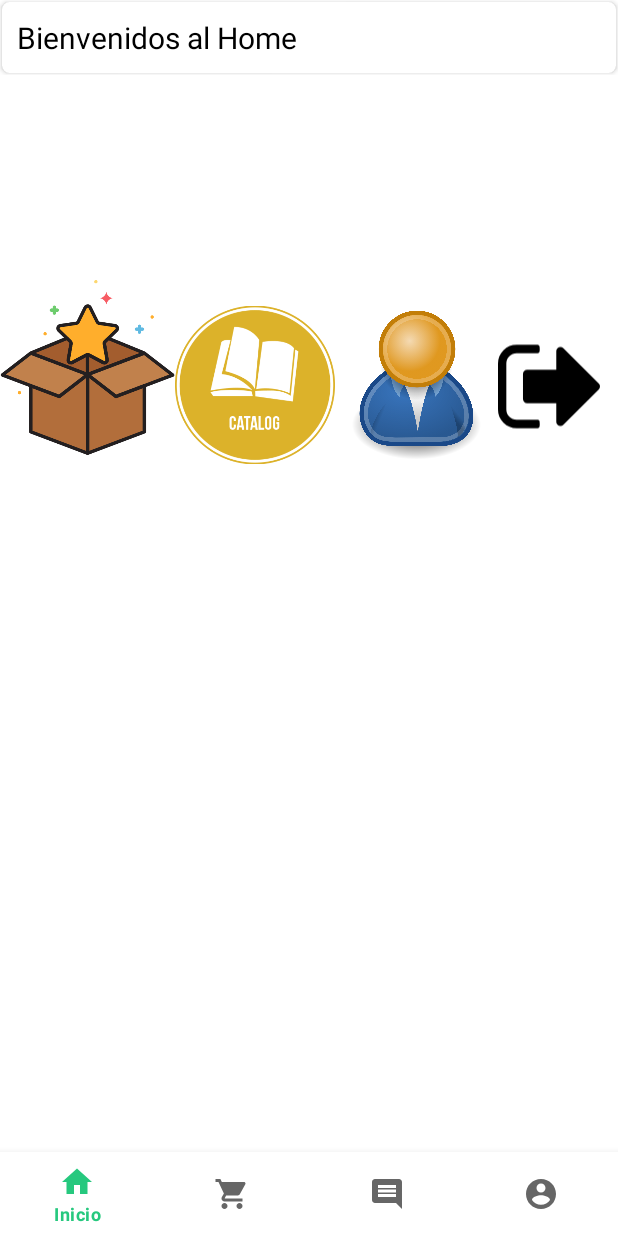
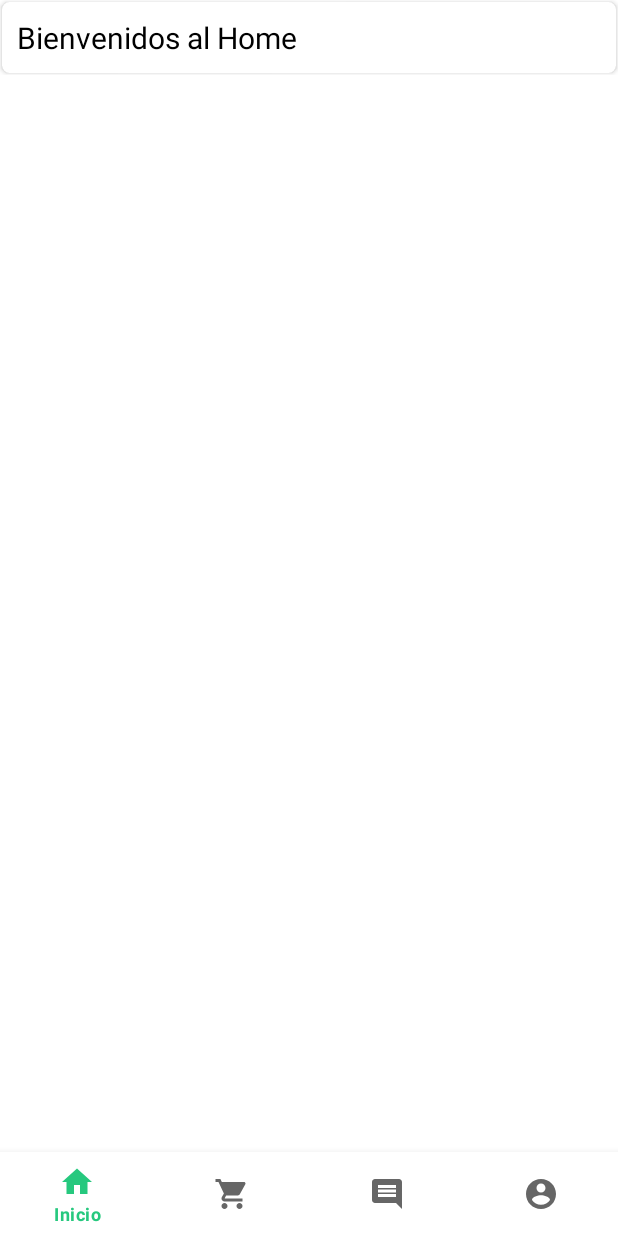
Before and after one commit to fernandavr777/FirebaseLoginKotlin, an Android app: the screen it shows after launch once a user with an empty profile is signed in (MenuActivity), on a phone screen of 412 x 824 dp. Run offline under Robolectric (Android 15) with nearby library versions, the phone set to English and light mode, and no system bars; our stand-ins replace Firebase (no records; nobody signed in at launch, a user with empty details on screens opened directly), navigation-ui.

Commit message:
Se retiran iconos del activity by Fernanda

```diff
--- a/app/src/main/java/com/example/firebaseloginkotlin/MenuActivity.kt
+++ b/app/src/main/java/com/example/firebaseloginkotlin/MenuActivity.kt
@@ -37,7 +37,7 @@ class MenuActivity : AppCompatActivity() {
 
 
         }*/
-        binding.catalogoImageView.setOnClickListener {
+      /*  binding.catalogoImageView.setOnClickListener {
             catalogo()
 
 
@@ -53,7 +53,7 @@ class MenuActivity : AppCompatActivity() {
             signOut()
 
 
-        }
+        }*/
 
        /* button.setOnClickListener(){
             MainActivity()
@@ -75,7 +75,7 @@ class MenuActivity : AppCompatActivity() {
     }
 
 
-    private fun signOut(){
+   /* private fun signOut(){
         Firebase.auth.signOut()
         val intent = Intent(this, SignInActivity::class.java )
         startActivity(intent)
@@ -91,7 +91,7 @@ class MenuActivity : AppCompatActivity() {
         Firebase.auth.signOut()
         val intent = Intent(this, MainActivity::class.java )
         startActivity(intent)
-    }
+    }*/
 
 
 
--- a/app/src/main/res/layout/activity_menu.xml
+++ b/app/src/main/res/layout/activity_menu.xml
@@ -28,7 +28,7 @@
             android:layout_height="515dp"
             android:orientation="horizontal">
 
-            <ImageView
+       <!--     <ImageView
                 android:id="@+id/productImageView"
                 android:layout_width="112dp"
                 android:layout_height="490dp"
@@ -63,7 +63,7 @@
                 android:layout_marginTop="12dp"
                 android:layout_marginEnd="12dp"
                 android:contentDescription="@string/all"
-                app:srcCompat="@drawable/ic_sign_out" />
+                app:srcCompat="@drawable/ic_sign_out" /> -->
         </LinearLayout>
 
         <com.google.android.material.bottomnavigation.BottomNavigationView
--- a/app/src/main/res/layout/fragment_home.xml
+++ b/app/src/main/res/layout/fragment_home.xml
@@ -29,8 +29,6 @@
                     >
 
 
-
-
                     <TextView
                         android:id="@+id/tvHome"
                         android:layout_width="match_parent"
```
